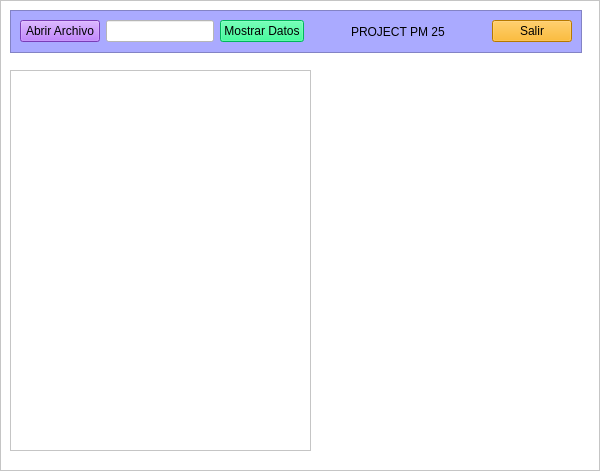
Above: project_mp25.ui from quisperomario/project_of_pm2_5 before the change. Below: the same form after it.
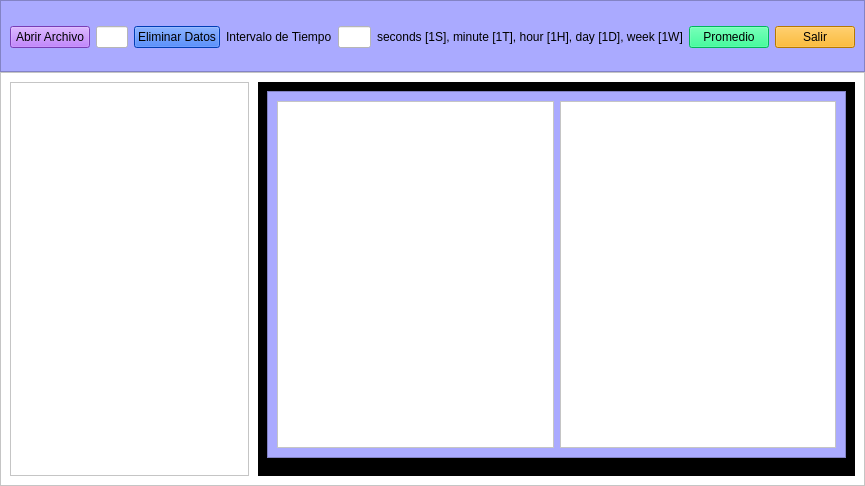
That is the form after the change.

Commit message: modify project in main

```diff
--- a/project_mp25.ui
+++ b/project_mp25.ui
@@ -6,15 +6,15 @@
    <rect>
     <x>0</x>
     <y>0</y>
-    <width>600</width>
-    <height>471</height>
+    <width>865</width>
+    <height>486</height>
    </rect>
   </property>
   <property name="windowTitle">
    <string>MainWindow</string>
   </property>
   <widget class="QWidget" name="centralwidget">
-   <layout class="QVBoxLayout" name="verticalLayout">
+   <layout class="QVBoxLayout" name="verticalLayout" stretch="7,40">
     <property name="spacing">
      <number>0</number>
     </property>
@@ -31,25 +31,7 @@
      <number>0</number>
     </property>
     <item>
-     <widget class="QFrame" name="frame">
-      <property name="styleSheet">
-       <string notr="true">background-color: rgb(255, 255, 255);</string>
-      </property>
-      <property name="frameShape">
-       <enum>QFrame::StyledPanel</enum>
-      </property>
-      <property name="frameShadow">
-       <enum>QFrame::Raised</enum>
-      </property>
       <widget class="QFrame" name="frame_2">
-       <property name="geometry">
-        <rect>
-         <x>10</x>
-         <y>10</y>
-         <width>572</width>
-         <height>43</height>
-        </rect>
-       </property>
        <property name="styleSheet">
         <string notr="true">background-color: rgb(170, 170, 255);</string>
        </property>
@@ -60,8 +42,17 @@
         <enum>QFrame::Raised</enum>
        </property>
        <layout class="QHBoxLayout" name="horizontalLayout">
+       <property name="leftMargin">
+        <number>9</number>
+       </property>
+       <property name="bottomMargin">
+        <number>7</number>
+       </property>
         <item>
          <widget class="QPushButton" name="btnAbrirFile">
+         <property name="enabled">
+          <bool>true</bool>
+         </property>
           <property name="styleSheet">
            <string notr="true">background-color: rgb(170, 85, 255);</string>
           </property>
@@ -78,12 +69,46 @@
          </widget>
         </item>
         <item>
-         <widget class="QPushButton" name="btnMostrarFile">
+        <widget class="QPushButton" name="btnEliminarDatos">
+         <property name="styleSheet">
+          <string notr="true">background-color: rgb(0, 85, 255);</string>
+         </property>
+         <property name="text">
+          <string>Eliminar Datos</string>
+         </property>
+        </widget>
+       </item>
+       <item>
+        <widget class="QLabel" name="label">
+         <property name="text">
+          <string>Intervalo de Tiempo</string>
+         </property>
+        </widget>
+       </item>
+       <item>
+        <widget class="QLineEdit" name="txtTimeInterval">
+         <property name="styleSheet">
+          <string notr="true">background-color: rgb(255, 255, 255);</string>
+         </property>
+         <property name="inputMask">
+          <string/>
+         </property>
+        </widget>
+       </item>
+       <item>
+        <widget class="QLabel" name="label_2">
+         <property name="text">
+          <string>seconds [1S], minute [1T], hour [1H], day [1D], week [1W]</string>
+         </property>
+        </widget>
+       </item>
+       <item>
+        <widget class="QPushButton" name="btnPromedio">
           <property name="styleSheet">
            <string notr="true">background-color: rgb(0, 255, 127);</string>
           </property>
           <property name="text">
-           <string>Mostrar Datos</string>
+          <string>Promedio</string>
           </property>
          </widget>
         </item>
@@ -100,26 +125,6 @@
           </property>
          </spacer>
         </item>
-        <item>
-         <widget class="QLabel" name="label">
-          <property name="text">
-           <string>PROJECT PM 25</string>
-          </property>
-         </widget>
-        </item>
-        <item>
-         <spacer name="horizontalSpacer_2">
-          <property name="orientation">
-           <enum>Qt::Horizontal</enum>
-          </property>
-          <property name="sizeHint" stdset="0">
-           <size>
-            <width>40</width>
-            <height>20</height>
-           </size>
-          </property>
-         </spacer>
-        </item>
         <item>
          <widget class="QPushButton" name="btnSalir">
           <property name="styleSheet">
@@ -132,16 +137,93 @@
         </item>
        </layout>
       </widget>
+    </item>
+    <item>
+     <widget class="QFrame" name="frame">
+      <property name="styleSheet">
+       <string notr="true">background-color: rgb(255, 255, 255);</string>
+      </property>
+      <property name="frameShape">
+       <enum>QFrame::StyledPanel</enum>
+      </property>
+      <property name="frameShadow">
+       <enum>QFrame::Raised</enum>
+      </property>
+      <layout class="QHBoxLayout" name="horizontalLayout_2" stretch="8,20">
+       <property name="spacing">
+        <number>9</number>
+       </property>
+       <property name="leftMargin">
+        <number>9</number>
+       </property>
+       <property name="bottomMargin">
+        <number>9</number>
+       </property>
+       <item>
       <widget class="QTableWidget" name="tblDatos">
-       <property name="geometry">
-        <rect>
-         <x>10</x>
-         <y>70</y>
-         <width>301</width>
-         <height>381</height>
-        </rect>
-       </property>
+         <property name="styleSheet">
+          <string notr="true">QWidget {
+	background-color: #ffffff;
+	color: #000000;
+
+}
+
+QHeaderView::section {
+	background-color: #aaaaff;
+	padding: 2px;
+
+	border: 1px solid #fffff8;
+	font-size: 10pt;
+}
+
+QTableWidget {
+	gridline-color: #aaaaff;
+	font-size: 10pt;
+}
+
+QTableWidget QTableCornerButton::section {
+	background-color: #646464;
+	border: 1px solid #ff0000;
+}</string>
+         </property>
+        </widget>
+       </item>
+       <item>
+        <widget class="QWidget" name="widget" native="true">
        <property name="styleSheet">
+          <string notr="true">background-color: rgb(0, 0, 0);</string>
+         </property>
+         <layout class="QVBoxLayout" name="verticalLayout_2" stretch="15,0,30">
+          <property name="spacing">
+           <number>9</number>
+          </property>
+          <property name="leftMargin">
+           <number>9</number>
+          </property>
+          <property name="topMargin">
+           <number>9</number>
+          </property>
+          <property name="rightMargin">
+           <number>9</number>
+          </property>
+          <property name="bottomMargin">
+           <number>9</number>
+          </property>
+          <item>
+           <widget class="QFrame" name="frame_6">
+            <property name="styleSheet">
+             <string notr="true">background-color: rgb(170, 170, 255);</string>
+            </property>
+            <property name="frameShape">
+             <enum>QFrame::StyledPanel</enum>
+            </property>
+            <property name="frameShadow">
+             <enum>QFrame::Raised</enum>
+            </property>
+            <layout class="QHBoxLayout" name="horizontalLayout_3">
+             <item>
+              <widget class="QTableWidget" name="tableCentralTendencyMeasures">
+               <property name="styleSheet">
         <string notr="true">QWidget {
 	background-color: #ffffff;
 	color: #000000;
@@ -167,16 +249,56 @@
 }</string>
        </property>
       </widget>
-      <widget class="QWidget" name="frameGrafico" native="true">
-       <property name="geometry">
-        <rect>
-         <x>340</x>
-         <y>150</y>
-         <width>231</width>
-         <height>181</height>
-        </rect>
-       </property>
-      </widget>
+             </item>
+             <item>
+              <widget class="QTableWidget" name="tableMeanTimeInterval">
+               <property name="styleSheet">
+                <string notr="true">QWidget {
+	background-color: #ffffff;
+	color: #000000;
+
+}
+
+QHeaderView::section {
+	background-color: #aaaaff;
+	padding: 2px;
+
+	border: 1px solid #fffff8;
+	font-size: 10pt;
+}
+
+QTableWidget {
+	gridline-color: #aaaaff;
+	font-size: 10pt;
+}
+
+QTableWidget QTableCornerButton::section {
+	background-color: #646464;
+	border: 1px solid #ff0000;
+}</string>
+               </property>
+              </widget>
+             </item>
+            </layout>
+           </widget>
+          </item>
+          <item>
+           <widget class="QFrame" name="frame_3">
+            <property name="frameShape">
+             <enum>QFrame::StyledPanel</enum>
+            </property>
+            <property name="frameShadow">
+             <enum>QFrame::Raised</enum>
+            </property>
+           </widget>
+          </item>
+          <item>
+           <layout class="QVBoxLayout" name="frameGrafico" stretch=""/>
+          </item>
+         </layout>
+        </widget>
+       </item>
+      </layout>
      </widget>
     </item>
    </layout>
```
Lines whose indentation alone changed are shown as unchanged. The commit also changes 1 other file.
